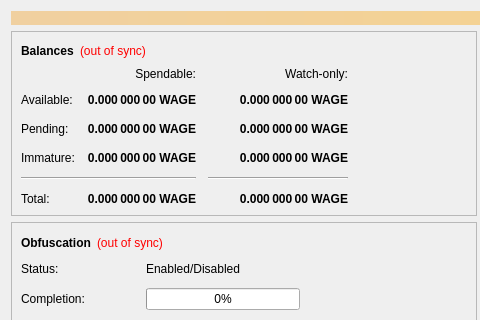
Old version of the form src/qt/forms/overviewpage.ui in the repository digiwage/testwage; both pictures show x 0 to 480 and y 0 to 320 of the 960 by 615 pixel window.
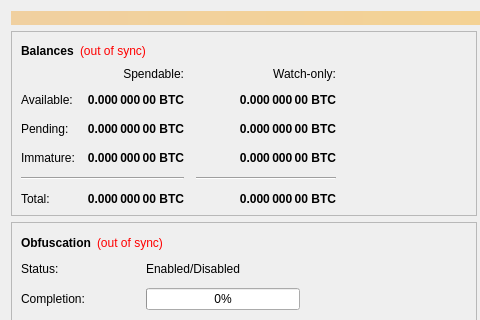
New version of the form.

Diff of the .ui file:
```diff
--- a/src/qt/forms/overviewpage.ui
+++ b/src/qt/forms/overviewpage.ui
@@ -118,7 +118,7 @@
                <string>Unconfirmed transactions to watch-only addresses</string>
               </property>
               <property name="text">
-               <string notr="true">0.000 000 00 WAGE</string>
+               <string notr="true">0.000 000 00 BTC</string>
               </property>
               <property name="alignment">
                <set>Qt::AlignRight|Qt::AlignTrailing|Qt::AlignVCenter</set>
@@ -143,7 +143,7 @@
                <string>Total of transactions that have yet to be confirmed, and do not yet count toward the spendable balance</string>
               </property>
               <property name="text">
-               <string notr="true">0.000 000 00 WAGE</string>
+               <string notr="true">0.000 000 00 BTC</string>
               </property>
               <property name="alignment">
                <set>Qt::AlignRight|Qt::AlignTrailing|Qt::AlignVCenter</set>
@@ -168,7 +168,7 @@
                <string>Staked or masternode rewards in watch-only addresses that has not yet matured</string>
               </property>
               <property name="text">
-               <string notr="true">0.000 000 00 WAGE</string>
+               <string notr="true">0.000 000 00 BTC</string>
               </property>
               <property name="alignment">
                <set>Qt::AlignRight|Qt::AlignTrailing|Qt::AlignVCenter</set>
@@ -226,7 +226,7 @@
                <string>Staked or masternode rewards that has not yet matured</string>
               </property>
               <property name="text">
-               <string notr="true">0.000 000 00 WAGE</string>
+               <string notr="true">0.000 000 00 BTC</string>
               </property>
               <property name="alignment">
                <set>Qt::AlignRight|Qt::AlignTrailing|Qt::AlignVCenter</set>
@@ -271,7 +271,7 @@
                <string>Your current total balance</string>
               </property>
               <property name="text">
-               <string notr="true">0.000 000 00 WAGE</string>
+               <string notr="true">0.000 000 00 BTC</string>
               </property>
               <property name="alignment">
                <set>Qt::AlignRight|Qt::AlignTrailing|Qt::AlignVCenter</set>
@@ -296,7 +296,7 @@
                <string>Current total balance in watch-only addresses</string>
               </property>
               <property name="text">
-               <string notr="true">0.000 000 00 WAGE</string>
+               <string notr="true">0.000 000 00 BTC</string>
               </property>
               <property name="alignment">
                <set>Qt::AlignRight|Qt::AlignTrailing|Qt::AlignVCenter</set>
@@ -338,7 +338,7 @@
                <string>Your current spendable balance</string>
               </property>
               <property name="text">
-               <string notr="true">0.000 000 00 WAGE</string>
+               <string notr="true">0.000 000 00 BTC</string>
               </property>
               <property name="alignment">
                <set>Qt::AlignRight|Qt::AlignTrailing|Qt::AlignVCenter</set>
@@ -363,7 +363,7 @@
                <string>Your current balance in watch-only addresses</string>
               </property>
               <property name="text">
-               <string notr="true">0.000 000 00 WAGE</string>
+               <string notr="true">0.000 000 00 BTC</string>
               </property>
               <property name="alignment">
                <set>Qt::AlignRight|Qt::AlignTrailing|Qt::AlignVCenter</set>
```
Left out of the diff: 6 changed lines with no effect on the pictures.
